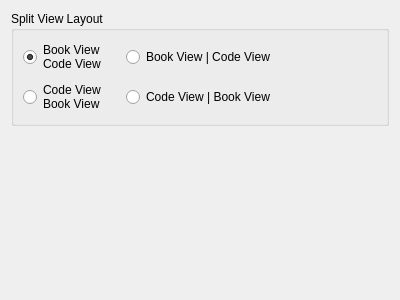
Before: the Qt Designer form src/Sigil/Form_Files/PAppearanceWidget.ui in Sigil-Ebook/Sigil, drawn with Qt 5.
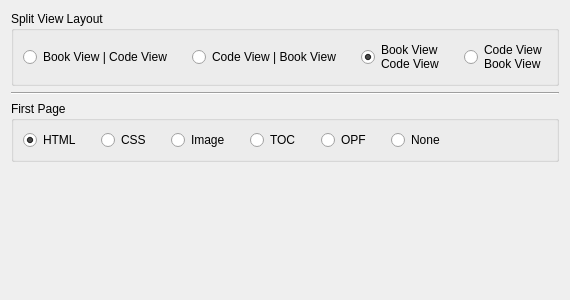
After: the same form once the commit is applied.

Commit message: Fixed issue 969 to add preference to choose which if any page to open first when opening a book.

```diff
--- a/src/Sigil/Form_Files/PAppearanceWidget.ui
+++ b/src/Sigil/Form_Files/PAppearanceWidget.ui
@@ -25,7 +25,7 @@
         <property name="horizontalSpacing">
          <number>20</number>
         </property>
-        <item row="0" column="1">
+        <item row="0" column="0">
          <widget class="QRadioButton" name="svHorizontal">
           <property name="toolTip">
            <string>Horizontal window layout with Book View on the left</string>
@@ -38,7 +38,7 @@
           </property>
          </widget>
         </item>
-        <item row="0" column="0">
+        <item row="0" column="2">
          <widget class="QRadioButton" name="svVertical">
           <property name="cursor">
            <cursorShape>ArrowCursor</cursorShape>
@@ -55,7 +55,7 @@
           </property>
          </widget>
         </item>
-        <item row="1" column="1">
+        <item row="0" column="1">
          <widget class="QRadioButton" name="svHorizontalCB">
           <property name="toolTip">
            <string>Horizontal window layout with Code View on the left</string>
@@ -65,7 +65,7 @@
           </property>
          </widget>
         </item>
-        <item row="1" column="0">
+        <item row="0" column="3">
          <widget class="QRadioButton" name="svVerticalCB">
           <property name="minimumSize">
            <size>
@@ -103,6 +103,105 @@
      </layout>
     </widget>
    </item>
+   <item>
+    <widget class="Line" name="line">
+     <property name="orientation">
+      <enum>Qt::Horizontal</enum>
+     </property>
+    </widget>
+   </item>
+   <item>
+    <widget class="QGroupBox" name="groupBox_2">
+     <property name="title">
+      <string>First Page</string>
+     </property>
+     <layout class="QHBoxLayout" name="horizontalLayout_2">
+      <item>
+       <layout class="QGridLayout" name="gridLayout_2">
+        <property name="horizontalSpacing">
+         <number>20</number>
+        </property>
+        <item row="0" column="0">
+         <widget class="QRadioButton" name="fpHTML">
+          <property name="toolTip">
+           <string>Display the first HTML page when opening a book.</string>
+          </property>
+          <property name="text">
+           <string>HTML</string>
+          </property>
+          <property name="checked">
+           <bool>true</bool>
+          </property>
+         </widget>
+        </item>
+        <item row="0" column="1">
+         <widget class="QRadioButton" name="fpCSS">
+          <property name="toolTip">
+           <string>Display the first CSS page when opening a book.  Opens the first HTML page if there are no CSS pages.</string>
+          </property>
+          <property name="text">
+           <string>CSS</string>
+          </property>
+         </widget>
+        </item>
+        <item row="0" column="2">
+         <widget class="QRadioButton" name="fpImage">
+          <property name="toolTip">
+           <string>Display the first image when opening a book.  Opens the first HTML page if there are no images.</string>
+          </property>
+          <property name="text">
+           <string>Image</string>
+          </property>
+         </widget>
+        </item>
+        <item row="0" column="3">
+         <widget class="QRadioButton" name="fpNCX">
+          <property name="toolTip">
+           <string>Display the Table of Contents NCX file when opening a book.  Opens the first HTML page if there is no TOC.</string>
+          </property>
+          <property name="text">
+           <string>TOC</string>
+          </property>
+         </widget>
+        </item>
+        <item row="0" column="4">
+         <widget class="QRadioButton" name="fpOPF">
+          <property name="toolTip">
+           <string>Display the OPF file when opening a book.  Opens the first HTML page if there is no OPF.</string>
+          </property>
+          <property name="text">
+           <string>OPF</string>
+          </property>
+         </widget>
+        </item>
+        <item row="0" column="5">
+         <widget class="QRadioButton" name="fpNone">
+          <property name="toolTip">
+           <string>Do not open any pages when first opening a book.</string>
+          </property>
+          <property name="text">
+           <string>None</string>
+          </property>
+         </widget>
+        </item>
+       </layout>
+      </item>
+      <item>
+       <spacer name="horizontalSpacer_2">
+        <property name="orientation">
+         <enum>Qt::Horizontal</enum>
+        </property>
+        <property name="sizeHint" stdset="0">
+         <size>
+          <width>40</width>
+          <height>20</height>
+         </size>
+        </property>
+       </spacer>
+      </item>
+     </layout>
+    </widget>
+   </item>
    <item>
     <spacer name="verticalSpacer">
      <property name="orientation">
@@ -111,7 +210,7 @@
      <property name="sizeHint" stdset="0">
       <size>
        <width>20</width>
-       <height>207</height>
+       <height>40</height>
       </size>
      </property>
     </spacer>
```
The commit also changes 7 other files.
